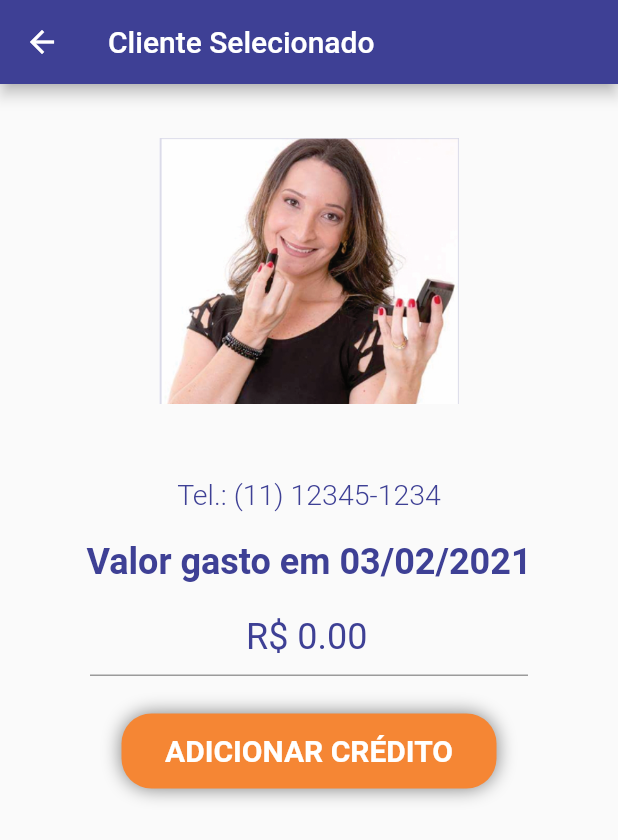
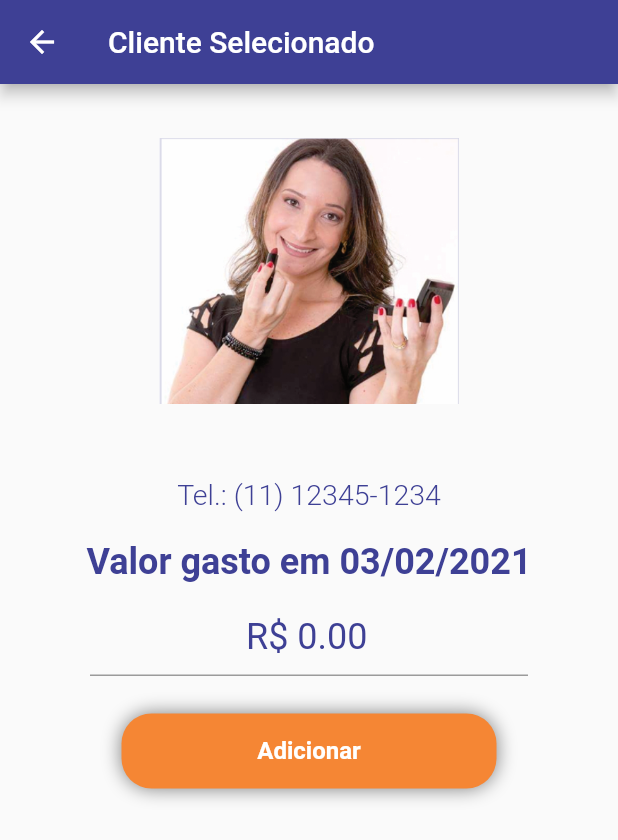
Before and after one commit to rafaelcolvara/migrou_app, a Flutter app: the LancaCredito screen opened directly with empty values, on a phone screen of 412 x 824 dp. Shown: the top 840 px of the screen. Run offline on Flutter 3.47's test engine with Material 2 defaults, Android fonts, the phone set to English and light mode, and no system bars; our stand-ins replace cloud_firestore, date_format, firebase_core, firebase_storage, flutter_masked_text, flutter_secure_storage and 3 more; missing offline and left inert: flutter_barcode_scanner, flutter_circular_chart, http_interceptor; accounts and stored records are empty.

Commit message:
Alteraço na tela de lançamento

```diff
--- a/lib/componentes/botos_home.dart
+++ b/lib/componentes/botos_home.dart
@@ -30,7 +30,7 @@ class MyCustomButton extends StatelessWidget {
         child: Text(
           text,
           style: TextStyle(
-              fontSize: 20.0, fontWeight: FontWeight.bold, color: Colors.white),
+              fontSize: 16.0, fontWeight: FontWeight.bold, color: Colors.white),
         ),
       ),
     );
--- a/lib/pages/VendedorLogado/MenuAdicionarCredito/LancarCreditoClienteSelecionado.dart
+++ b/lib/pages/VendedorLogado/MenuAdicionarCredito/LancarCreditoClienteSelecionado.dart
@@ -23,11 +23,12 @@ class LancaCredito extends StatefulWidget {
 class _LancaCreditoState extends State<LancaCredito> {
   var data = formatDate(DateTime.now(), [dd, '/', mm, '/', yyyy]);
   bool busy = false;
+  var valor = new MoneyMaskedTextController(
+      decimalSeparator: ".", leftSymbol: 'R\$ ', precision: 2);
   @override
   Widget build(BuildContext context) {
     final PessoaWebClient httpServices = PessoaWebClient();
-    var valor = new MoneyMaskedTextController(
-        decimalSeparator: ".", leftSymbol: 'R\$ ', precision: 2);
+
     double lancamento;
     return Scaffold(
       appBar: AppBar(title: Text("Cliente Selecionado")),
@@ -85,7 +86,8 @@ class _LancaCreditoState extends State<LancaCredito> {
                       )
                     : MyCustomButton(
                         color: Constantes.customColorOrange,
-                        text: "ADICIONAR CRÉDITO")),
+                        text: "Adicionar",
+                      )),
           ],
         ),
       ),
```
